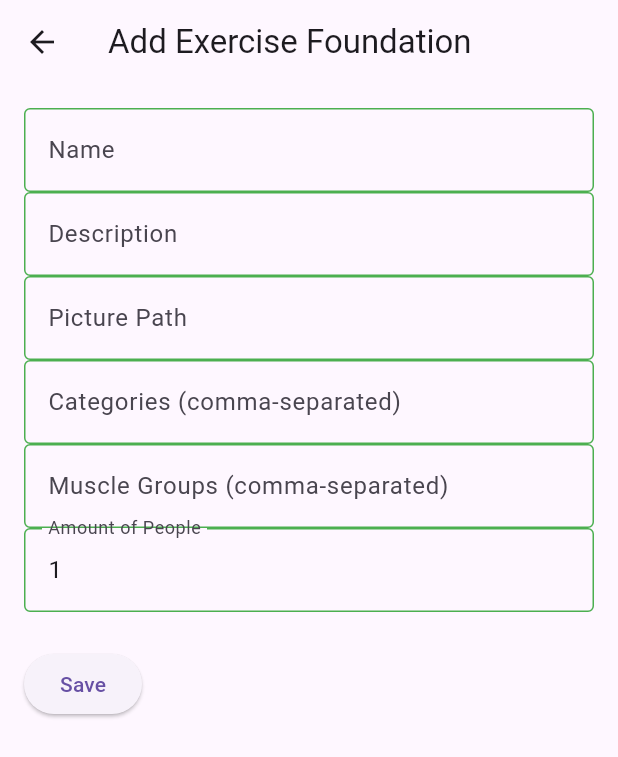
After one commit to CrushTim/trainingplaner, a Flutter app: the HomePage screen opened by its route, item 3 of the bottom bar chosen, after a tap on "Add Exercise Foundation", on a phone screen of 412 x 824 dp. The commit adds this screen. Shown: the top 757 px of the screen. Run offline on Flutter 3.47's test engine with Material 3 defaults, Android fonts, the phone set to English and light mode, and no system bars; our stand-ins replace cloud_firestore, firebase_auth, firebase_core; missing offline and left inert: firebase_ui_auth, multiple_stream_builder; accounts and stored records are empty.

Commit message:
exercise foundation edit fields first version

```diff
--- /dev/null
+++ b/lib/frontend/uc04ExerciseFoundation/exercise_foundation_edit_fields.dart
@@ -0,0 +1,78 @@
+import 'package:flutter/material.dart';
+import 'package:provider/provider.dart';
+import 'package:trainingplaner/frontend/uc04ExerciseFoundation/exercise_foundation_provider.dart';
+
+class ExerciseFoundationEditFields extends StatefulWidget {
+  const ExerciseFoundationEditFields({super.key});
+
+  @override
+  State<ExerciseFoundationEditFields> createState() => _ExerciseFoundationEditFieldsState();
+}
+
+class _ExerciseFoundationEditFieldsState extends State<ExerciseFoundationEditFields> {
+  @override
+  void initState() {
+    super.initState();
+    Provider.of<ExerciseFoundationProvider>(context, listen: false).initState();
+  }
+
+  @override
+  Widget build(BuildContext context) {
+    final provider = Provider.of<ExerciseFoundationProvider>(context);
+
+    return Scaffold(
+      appBar: AppBar(
+        title: Text(provider.getSelectedBusinessClass == null ? "Add Exercise Foundation" : "Edit Exercise Foundation"),
+      ),
+      body: SingleChildScrollView(
+        child: Padding(
+          padding: const EdgeInsets.all(16.0),
+          child: Column(
+            crossAxisAlignment: CrossAxisAlignment.start,
+            children: [
+              TextField(
+                controller: provider.nameController,
+                decoration: const InputDecoration(labelText: 'Name'),
+                onChanged: (value) => provider.handleTextFieldChange('name', value),
+              ),
+              TextField(
+                controller: provider.descriptionController,
+                decoration: const InputDecoration(labelText: 'Description'),
+                onChanged: (value) => provider.handleTextFieldChange('description', value),
+              ),
+              TextField(
+                controller: provider.picturePathController,
+                decoration: const InputDecoration(labelText: 'Picture Path'),
+                onChanged: (value) => provider.handleTextFieldChange('picturePath', value),
+              ),
+              TextField(
+                controller: provider.categoriesController,
+                decoration: const InputDecoration(labelText: 'Categories (comma-separated)'),
+                onChanged: (value) => provider.handleTextFieldChange('categories', value),
+              ),
+              TextField(
+                controller: provider.muscleGroupsController,
+                decoration: const InputDecoration(labelText: 'Muscle Groups (comma-separated)'),
+                onChanged: (value) => provider.handleTextFieldChange('muscleGroups', value),
+              ),
+              TextField(
+                controller: provider.amountOfPeopleController,
+                decoration: const InputDecoration(labelText: 'Amount of People'),
+                keyboardType: TextInputType.number,
+                onChanged: (value) => provider.handleTextFieldChange('amountOfPeople', value),
+              ),
+              const SizedBox(height: 24),
+              ElevatedButton(
+                onPressed: () {
+                  provider.saveExerciseFoundation(ScaffoldMessenger.of(context));
+                  Navigator.pop(context);
+                },
+                child: const Text("Save"),
+              ),
+            ],
+          ),
+        ),
+      ),
+    );
+  }
+}
--- a/lib/frontend/uc04ExerciseFoundation/exercise_foundation_overview_view.dart
+++ b/lib/frontend/uc04ExerciseFoundation/exercise_foundation_overview_view.dart
@@ -1,6 +1,6 @@
-
 import 'package:flutter/material.dart';
 import 'package:provider/provider.dart';
+import 'package:trainingplaner/frontend/uc04ExerciseFoundation/exercise_foundation_edit_fields.dart';
 import 'package:trainingplaner/frontend/uc04ExerciseFoundation/exercise_foundation_provider.dart';
 
 class ExerciseFoundationOverviewView extends StatefulWidget {
@@ -17,16 +17,21 @@ class _ExerciseFoundationOverviewViewState extends State<ExerciseFoundationOverv
     return Column(
       children: [
         exerciseFoundationProvider.getAllExerciseFoundationsWithUserLinks(),
-        ElevatedButton(onPressed: () {
-          exerciseFoundationProvider.businessClassForAdd.exerciseFoundationName = "New Exercise Foundation";
-          exerciseFoundationProvider.businessClassForAdd.exerciseFoundationDescription = "New Exercise Foundation Description";
-          exerciseFoundationProvider.businessClassForAdd.exerciseFoundationPicturePath = "New Exercise Foundation Picture Path";
-          exerciseFoundationProvider.businessClassForAdd.exerciseFoundationCategories = ["New Exercise Foundation Category"];
-          exerciseFoundationProvider.businessClassForAdd.exerciseFoundationMuscleGroups = ["New Exercise Foundation Muscle Group"];
-          exerciseFoundationProvider.businessClassForAdd.exerciseFoundationAmountOfPeople = 1;
-
-          exerciseFoundationProvider.addForAddBusinessClass(ScaffoldMessenger.of(context));
-        }, child: const Text("Add Exercise Foundation")),
+        ElevatedButton(
+          onPressed: () {
+            exerciseFoundationProvider.setSelectedBusinessClass(null);
+            Navigator.push(
+              context,
+              MaterialPageRoute(
+                builder: (context) => ChangeNotifierProvider.value(
+                  value: exerciseFoundationProvider,
+                  child: const ExerciseFoundationEditFields(),
+                ),
+              ),
+            );
+          },
+          child: const Text("Add Exercise Foundation"),
+        ),
       ],
     );
   }
--- a/lib/frontend/uc04ExerciseFoundation/exercise_foundation_provider.dart
+++ b/lib/frontend/uc04ExerciseFoundation/exercise_foundation_provider.dart
@@ -6,8 +6,77 @@ import 'package:trainingplaner/frontend/trainingsplaner_provider.dart';
 import 'package:trainingplaner/frontend/uc04ExerciseFoundation/exercise_foundation_list_tile.dart';
 
 class ExerciseFoundationProvider extends TrainingsplanerProvider<ExerciseFoundationBus, ExerciseFoundationBusReport> {
-  ExerciseFoundationProvider() : super(businessClassForAdd: ExerciseFoundationBus(exerciseFoundationId: "", exerciseFoundationName: "", exerciseFoundationDescription: "", exerciseFoundationPicturePath: "", exerciseFoundationCategories: [], exerciseFoundationMuscleGroups: [], exerciseFoundationAmountOfPeople: 1,), reportTaskVar: ExerciseFoundationBusReport(),);
+  ExerciseFoundationProvider() : super(
+    businessClassForAdd: ExerciseFoundationBus(
+      exerciseFoundationId: "",
+      exerciseFoundationName: "",
+      exerciseFoundationDescription: "",
+      exerciseFoundationPicturePath: "",
+      exerciseFoundationCategories: [],
+      exerciseFoundationMuscleGroups: [],
+      exerciseFoundationAmountOfPeople: 1,
+    ),
+    reportTaskVar: ExerciseFoundationBusReport(),
+  );
 
+  final TextEditingController nameController = TextEditingController();
+  final TextEditingController descriptionController = TextEditingController();
+  final TextEditingController picturePathController = TextEditingController();
+  final TextEditingController categoriesController = TextEditingController();
+  final TextEditingController muscleGroupsController = TextEditingController();
+  final TextEditingController amountOfPeopleController = TextEditingController();
+
+  @override
+  void initState() {
+    if (getSelectedBusinessClass != null) {
+      nameController.text = getSelectedBusinessClass!.exerciseFoundationName;
+      descriptionController.text = getSelectedBusinessClass!.exerciseFoundationDescription;
+      picturePathController.text = getSelectedBusinessClass!.exerciseFoundationPicturePath;
+      categoriesController.text = getSelectedBusinessClass!.exerciseFoundationCategories.join(', ');
+      muscleGroupsController.text = getSelectedBusinessClass!.exerciseFoundationMuscleGroups.join(', ');
+      amountOfPeopleController.text = getSelectedBusinessClass!.exerciseFoundationAmountOfPeople.toString();
+    } else {
+      nameController.text = businessClassForAdd.exerciseFoundationName;
+      descriptionController.text = businessClassForAdd.exerciseFoundationDescription;
+      picturePathController.text = businessClassForAdd.exerciseFoundationPicturePath;
+      categoriesController.text = businessClassForAdd.exerciseFoundationCategories.join(', ');
+      muscleGroupsController.text = businessClassForAdd.exerciseFoundationMuscleGroups.join(', ');
+      amountOfPeopleController.text = businessClassForAdd.exerciseFoundationAmountOfPeople.toString();
+    }
+  }
+
+  void handleTextFieldChange(String field, String value) {
+    ExerciseFoundationBus target = getSelectedBusinessClass ?? businessClassForAdd;
+    switch (field) {
+      case 'name':
+        target.exerciseFoundationName = value;
+        break;
+      case 'description':
+        target.exerciseFoundationDescription = value;
+        break;
+      case 'picturePath':
+        target.exerciseFoundationPicturePath = value;
+        break;
+      case 'categories':
+        target.exerciseFoundationCategories = value.split(',').map((e) => e.trim()).toList();
+        break;
+      case 'muscleGroups':
+        target.exerciseFoundationMuscleGroups = value.split(',').map((e) => e.trim()).toList();
+        break;
+      case 'amountOfPeople':
+        target.exerciseFoundationAmountOfPeople = int.tryParse(value) ?? 1;
+        break;
+    }
+    notifyListeners();
+  }
+
+  Future<void> saveExerciseFoundation(ScaffoldMessengerState scaffoldMessengerState) async {
+    if (getSelectedBusinessClass != null) {
+      await updateBusinessClass(getSelectedBusinessClass!, scaffoldMessengerState);
+    } else {
+      await addBusinessClass(businessClassForAdd, scaffoldMessengerState);
+    }
+  }
 
   // /////////////////////////////////////////////////////////////////////
   //                         View Methods
@@ -24,7 +93,7 @@ class ExerciseFoundationProvider extends TrainingsplanerProvider<ExerciseFoundat
         } else {
           return Column(
             children: snapshots.snapshot1.data!.map((exerciseFoundation) {
-              return ExerciseFoundationListTile();
+              return ExerciseFoundationListTile(exerciseFoundation: exerciseFoundation);
             }).toList().cast<Widget>(),
           );
         }
```
Also changed, not shown: lib/frontend/uc04ExerciseFoundation/exercise_foundation_list_tile.dart (+23 -3 lines).
